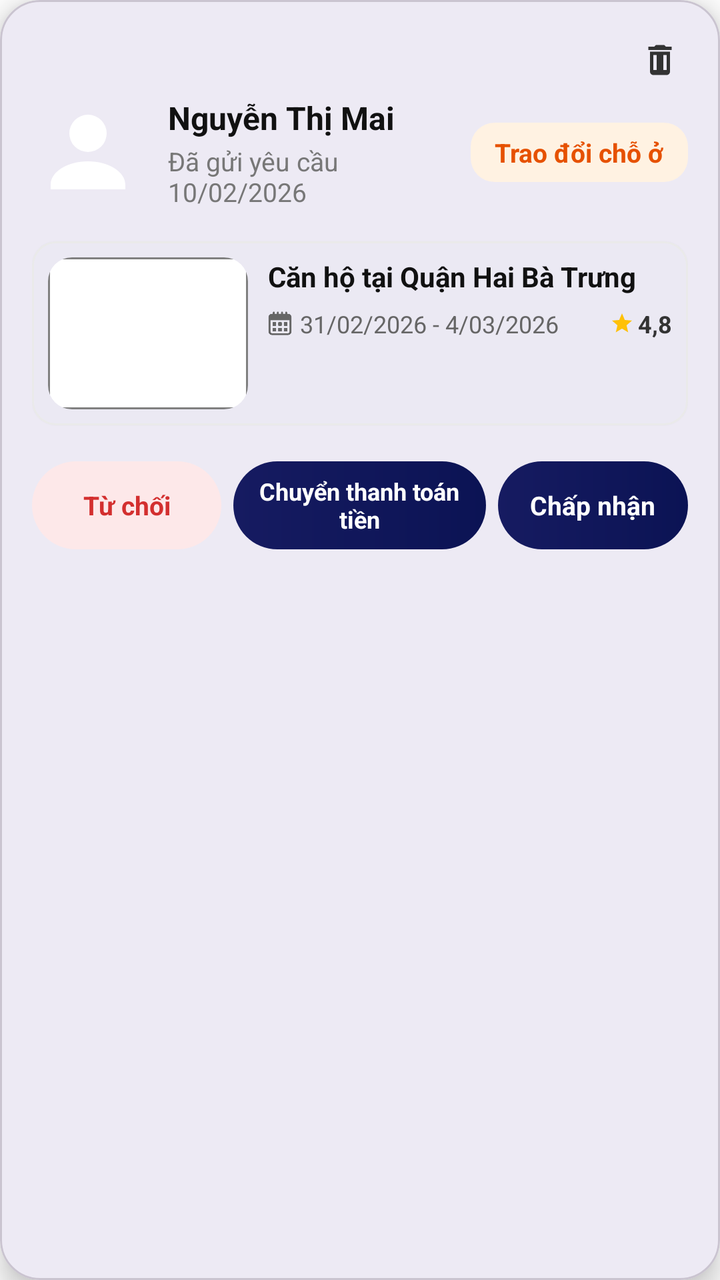
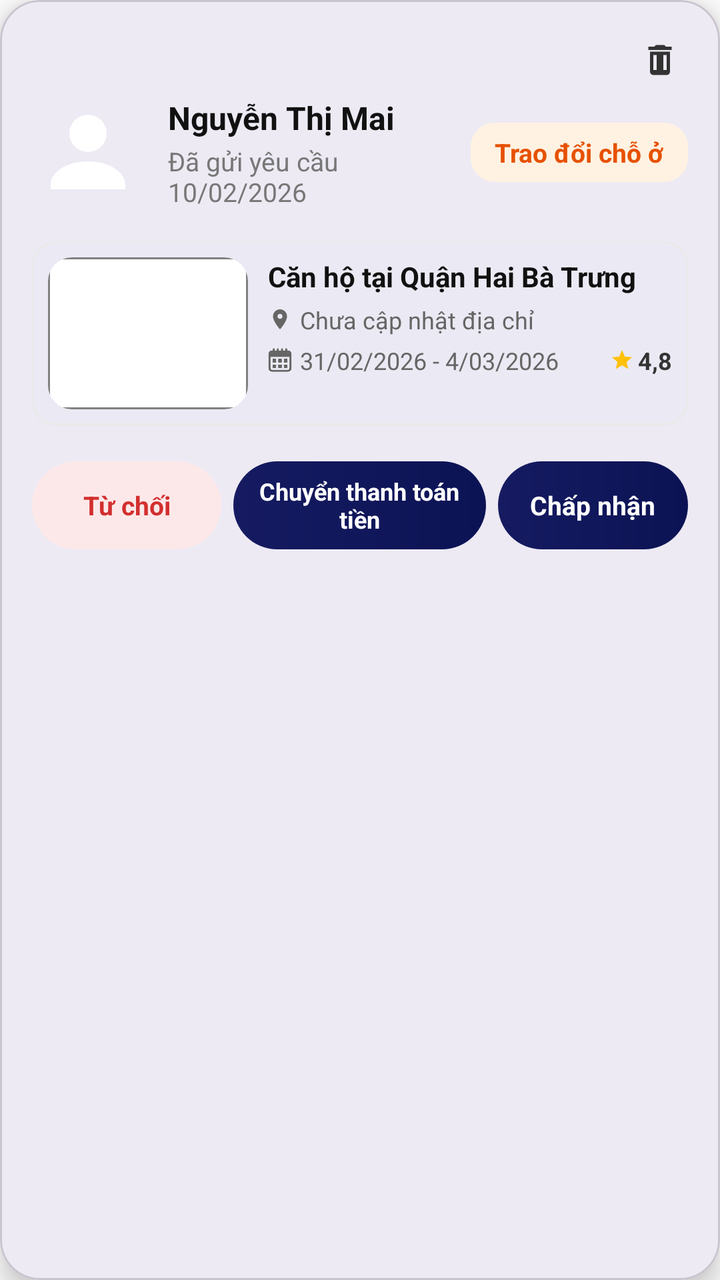

Compare the two renders of this Android layout. The source of the first and the diff that turns it into the second are given below.
<!-- AndroidManifest.xml: application theme Theme.MobileProject -->
<!-- res/layout/dialog_request_swap_detail.xml -->
<?xml version="1.0" encoding="utf-8"?>
<com.google.android.material.card.MaterialCardView xmlns:android="http://schemas.android.com/apk/res/android"
    xmlns:app="http://schemas.android.com/apk/res-auto"
    xmlns:tools="http://schemas.android.com/tools"
    android:layout_width="match_parent"
    android:layout_height="wrap_content"
    android:layout_margin="20dp"
    app:cardBackgroundColor="#FFFFFF"
    app:cardCornerRadius="20dp"
    app:cardElevation="8dp">

    <LinearLayout
        android:layout_width="match_parent"
        android:layout_height="wrap_content"
        android:orientation="vertical"
        android:padding="16dp">

        
        <RelativeLayout
            android:layout_width="match_parent"
            android:layout_height="wrap_content">

            <ImageView
                android:id="@+id/btnCloseDialog"
                android:layout_width="28dp"
                android:layout_height="28dp"
                android:layout_alignParentEnd="true"
                android:background="?attr/selectableItemBackgroundBorderless"
                android:clickable="true"
                android:contentDescription="Đóng"
                android:focusable="true"
                android:padding="4dp"
                android:src="@drawable/ic_delete"
                app:tint="#333333" />

        </RelativeLayout>

        
        <RelativeLayout
            android:layout_width="match_parent"
            android:layout_height="wrap_content"
            android:layout_marginTop="4dp">

            <com.google.android.material.imageview.ShapeableImageView
                android:id="@+id/imgDialogAvatar"
                android:layout_width="56dp"
                android:layout_height="56dp"
                android:layout_alignParentStart="true"
                android:scaleType="centerCrop"
                android:src="@drawable/ic_user"
                app:shapeAppearanceOverlay="@style/ShapeAppearance.Material3.Corner.Full" />

            <LinearLayout
                android:layout_width="wrap_content"
                android:layout_height="wrap_content"
                android:layout_centerVertical="true"
                android:layout_marginStart="12dp"
                android:layout_toStartOf="@id/txtBadgeSwap"
                android:layout_toEndOf="@id/imgDialogAvatar"
                android:orientation="vertical">

                <TextView
                    android:id="@+id/txtDialogSenderName"
                    android:layout_width="wrap_content"
                    android:layout_height="wrap_content"
                    android:text="Nguyễn Thị Mai"
                    android:textColor="#111111"
                    android:textSize="16sp"
                    android:textStyle="bold" />

                <TextView
                    android:id="@+id/txtDialogRequestDate"
                    android:layout_width="wrap_content"
                    android:layout_height="wrap_content"
                    android:layout_marginTop="2dp"
                    android:text="Đã gửi yêu cầu 10/02/2026"
                    android:textColor="#777777"
                    android:textSize="13sp" />

            </LinearLayout>

            <TextView
                android:id="@+id/txtBadgeSwap"
                android:layout_width="wrap_content"
                android:layout_height="wrap_content"
                android:layout_alignParentEnd="true"
                android:layout_centerVertical="true"
                android:background="@drawable/bg_badge_swap"
                android:paddingHorizontal="12dp"
                android:paddingVertical="6dp"
                android:text="Trao đổi chỗ ở"
                android:textColor="#E65100"
                android:textSize="13sp"
                android:textStyle="bold" />

        </RelativeLayout>

        
        <com.google.android.material.card.MaterialCardView
            android:layout_width="match_parent"
            android:layout_height="wrap_content"
            android:layout_marginTop="16dp"
            app:cardBackgroundColor="#FFFFFF"
            app:cardCornerRadius="12dp"
            app:cardElevation="1dp"
            app:strokeColor="#EAEAEA"
            app:strokeWidth="1dp">

            <LinearLayout
                android:layout_width="match_parent"
                android:layout_height="wrap_content"
                android:orientation="horizontal"
                android:padding="8dp">

                
                <RelativeLayout
                    android:layout_width="100dp"
                    android:layout_height="76dp">

                    <com.google.android.material.imageview.ShapeableImageView
                        android:id="@+id/imgProposedPost"
                        android:layout_width="match_parent"
                        android:layout_height="match_parent"
                        android:scaleType="centerCrop"
                        android:src="@drawable/bg_blank_canvas"
                        app:shapeAppearanceOverlay="@style/ShapeAppearance.Material3.Corner.Medium" />

                    <ImageView
                        android:layout_width="20dp"
                        android:layout_height="20dp"
                        android:layout_alignParentTop="true"
                        android:layout_alignParentEnd="true"
                        android:layout_margin="4dp"
                        android:src="@drawable/ic_heart_outline"
                        app:tint="#FFFFFF"
                        tools:ignore="ContentDescription" />

                </RelativeLayout>

                
                <LinearLayout
                    android:layout_width="0dp"
                    android:layout_height="wrap_content"
                    android:layout_marginStart="10dp"
                    android:layout_weight="1"
                    android:orientation="vertical">

                    <TextView
                        android:id="@+id/txtProposedTitle"
                        android:layout_width="match_parent"
                        android:layout_height="wrap_content"
                        android:ellipsize="end"
                        android:maxLines="2"
                        android:text="Căn hộ tại Quận Hai Bà Trưng"
                        android:textColor="#111111"
                        android:textSize="14sp"
                        android:textStyle="bold" />

                    <LinearLayout
                        android:layout_width="match_parent"
                        android:layout_height="wrap_content"
                        android:layout_marginTop="6dp"
                        android:gravity="center_vertical"
                        android:orientation="horizontal">

                        <ImageView
                            android:layout_width="12dp"
                            android:layout_height="12dp"
                            android:src="@drawable/ic_calendar"
                            app:tint="#666666"
                            tools:ignore="ContentDescription" />

                        <TextView
                            android:id="@+id/txtProposedDates"
                            android:layout_width="wrap_content"
                            android:layout_height="wrap_content"
                            android:layout_marginStart="4dp"
                            android:text="31/02/2026 - 4/03/2026"
                            android:textColor="#666666"
                            android:textSize="12sp" />

                        <View
                            android:layout_width="0dp"
                            android:layout_height="0dp"
                            android:layout_weight="1" />

                        <ImageView
                            android:layout_width="12dp"
                            android:layout_height="12dp"
                            android:src="@drawable/ic_star_yellow"
                            tools:ignore="ContentDescription" />

                        <TextView
                            android:id="@+id/txtProposedRating"
                            android:layout_width="wrap_content"
                            android:layout_height="wrap_content"
                            android:layout_marginStart="2dp"
                            android:text="4,8"
                            android:textColor="#333333"
                            android:textSize="12sp"
                            android:textStyle="bold" />

                    </LinearLayout>

                </LinearLayout>

            </LinearLayout>

        </com.google.android.material.card.MaterialCardView>

        
        <LinearLayout
            android:layout_width="match_parent"
            android:layout_height="44dp"
            android:layout_marginTop="18dp"
            android:orientation="horizontal"
            android:weightSum="3">

            
            <TextView
                android:id="@+id/btnDialogReject"
                android:layout_width="0dp"
                android:layout_height="match_parent"
                android:layout_marginEnd="4dp"
                android:layout_weight="0.9"
                android:background="@drawable/bg_btn_light_red"
                android:clickable="true"
                android:focusable="true"
                android:gravity="center"
                android:text="Từ chối"
                android:textColor="#D32F2F"
                android:textSize="13sp"
                android:textStyle="bold" />

            
            <TextView
                android:id="@+id/btnDialogSwitchMoney"
                android:layout_width="0dp"
                android:layout_height="match_parent"
                android:layout_marginHorizontal="2dp"
                android:layout_weight="1.2"
                android:background="@drawable/bg_btn_primary_blue"
                android:clickable="true"
                android:focusable="true"
                android:gravity="center"
                android:paddingHorizontal="4dp"
                android:text="Chuyển thanh toán tiền"
                android:textColor="#FFFFFF"
                android:textSize="12sp"
                android:textStyle="bold" />

            
            <TextView
                android:id="@+id/btnDialogAccept"
                android:layout_width="0dp"
                android:layout_height="match_parent"
                android:layout_marginStart="4dp"
                android:layout_weight="0.9"
                android:background="@drawable/bg_btn_primary_blue"
                android:clickable="true"
                android:focusable="true"
                android:gravity="center"
                android:text="Chấp nhận"
                android:textColor="#FFFFFF"
                android:textSize="13sp"
                android:textStyle="bold" />

        </LinearLayout>

    </LinearLayout>

</com.google.android.material.card.MaterialCardView>
<!-- resources referenced by this layout -->
<resources>
  <!-- drawable bg_badge_swap (drawable) -->
  <?xml version="1.0" encoding="utf-8"?>
  <shape xmlns:android="http://schemas.android.com/apk/res/android"
      android:shape="rectangle">
      <solid android:color="#FFF2E2" />
      <corners android:radius="12dp" />
  </shape>
  <!-- drawable bg_blank_canvas (drawable) -->
  <?xml version="1.0" encoding="utf-8"?>
  <shape xmlns:android="http://schemas.android.com/apk/res/android"
      android:shape="rectangle">
  
      
      <solid android:color="#FFFFFF" />
  
      
      <stroke
          android:width="1dp"
          android:color="#808080" />
  
      
      <corners android:radius="4dp" />
  
      
      <padding
          android:left="8dp"
          android:top="8dp"
          android:right="8dp"
          android:bottom="8dp" />
  
  </shape>
  <!-- drawable bg_btn_light_red (drawable) -->
  <?xml version="1.0" encoding="utf-8"?>
  <shape xmlns:android="http://schemas.android.com/apk/res/android"
      android:shape="rectangle">
      <solid android:color="#FDE8E9" />
      <corners android:radius="22dp" />
  </shape>
  <!-- drawable bg_btn_primary_blue (drawable) -->
  <?xml version="1.0" encoding="utf-8"?>
  <shape xmlns:android="http://schemas.android.com/apk/res/android"
      android:shape="rectangle">
      <gradient
          android:angle="0"
          android:endColor="#0B1354"
          android:startColor="#161B61" />
      <corners android:radius="22dp" />
  </shape>
  <!-- drawable ic_delete (drawable) -->
  <vector xmlns:android="http://schemas.android.com/apk/res/android"
      android:width="24dp"
      android:height="24dp"
      android:viewportWidth="24"
      android:viewportHeight="24">
      <path
          android:fillColor="#FF000000"
          android:pathData="M6,19c0,1.1 0.9,2 2,2h8c1.1,0 2,-0.9 2,-2V7H6v12zM19,4h-3.5l-1,-1h-5l-1,1H5v2h14V4zM8,9h2v9H8zM14,9h2v9h-2z" />
  </vector>
  <!-- drawable ic_star_yellow (drawable) -->
  <?xml version="1.0" encoding="utf-8"?>
  <vector xmlns:android="http://schemas.android.com/apk/res/android" android:width="18dp" android:height="18dp" android:viewportWidth="24" android:viewportHeight="24">
      <path android:fillColor="#FFC107" android:pathData="M12,17.27L18.18,21l-1.64,-7.03L22,9.24l-7.19,-0.61L12,2L9.19,8.63L2,9.24l5.46,4.73L5.82,21z"/>
  </vector>
  <!-- drawable ic_user (drawable) -->
  <?xml version="1.0" encoding="utf-8"?>
  <vector xmlns:android="http://schemas.android.com/apk/res/android"
      android:width="24dp"
      android:height="24dp"
      android:viewportWidth="24"
      android:viewportHeight="24">
  
      <path
          android:fillColor="#FFFFFF"
          android:pathData="M12,12a4,4 0,1 0,0 -8,4 4,0 0,0 0,8zM12,14c-4.42,0 -8,2.24 -8,5v1h16v-1c0,-2.76 -3.58,-5 -8,-5z" />
  
  </vector>
  <style name="Theme.MobileProject" parent="Base.Theme.MobileProject" />
  <style name="Base.Theme.MobileProject" parent="Theme.Material3.Light.NoActionBar">
          <item name="android:windowLightStatusBar">true</item>
          <item name="android:windowBackground">#FFFFFF</item>
          <item name="colorSurface">#FFFFFF</item>
      </style>
  <!-- unchanged entries left out for length: 2 -->
</resources>

<!-- the commit's change to res/layout/dialog_request_swap_detail.xml (unified diff, before → after) -->
@@ -156,10 +156,40 @@
                         android:textSize="14sp"
                         android:textStyle="bold" />
 
+                    
+                    <LinearLayout
+                        android:id="@+id/layoutProposedAddress"
+                        android:layout_width="match_parent"
+                        android:layout_height="wrap_content"
+                        android:layout_marginTop="4dp"
+                        android:gravity="center_vertical"
+                        android:orientation="horizontal">
+
+                        <ImageView
+                            android:layout_width="12dp"
+                            android:layout_height="12dp"
+                            android:src="@drawable/ic_location_pin"
+                            app:tint="#666666"
+                            tools:ignore="ContentDescription" />
+
+                        <TextView
+                            android:id="@+id/txtProposedAddress"
+                            android:layout_width="match_parent"
+                            android:layout_height="wrap_content"
+                            android:layout_marginStart="4dp"
+                            android:ellipsize="end"
+                            android:maxLines="1"
+                            android:text="Chưa cập nhật địa chỉ"
+                            android:textColor="#666666"
+                            android:textSize="12sp" />
+
+                    </LinearLayout>
+
+                    
                     <LinearLayout
                         android:layout_width="match_parent"
                         android:layout_height="wrap_content"
-                        android:layout_marginTop="6dp"
+                        android:layout_marginTop="4dp"
                         android:gravity="center_vertical"
                         android:orientation="horizontal">
 
@@ -172,21 +202,20 @@
 
                         <TextView
                             android:id="@+id/txtProposedDates"
-                            android:layout_width="wrap_content"
+                            android:layout_width="0dp"
                             android:layout_height="wrap_content"
                             android:layout_marginStart="4dp"
+                            android:layout_weight="1"
+                            android:ellipsize="end"
+                            android:maxLines="1"
                             android:text="31/02/2026 - 4/03/2026"
                             android:textColor="#666666"
                             android:textSize="12sp" />
 
-                        <View
-                            android:layout_width="0dp"
-                            android:layout_height="0dp"
-                            android:layout_weight="1" />
-
                         <ImageView
                             android:layout_width="12dp"
                             android:layout_height="12dp"
+                            android:layout_marginStart="4dp"
                             android:src="@drawable/ic_star_yellow"
                             tools:ignore="ContentDescription" />
 
<!-- resource entries referenced after the edit -->
@@ -58,6 +58,16 @@
           android:fillColor="#FF000000"
           android:pathData="M6,19c0,1.1 0.9,2 2,2h8c1.1,0 2,-0.9 2,-2V7H6v12zM19,4h-3.5l-1,-1h-5l-1,1H5v2h14V4zM8,9h2v9H8zM14,9h2v9h-2z" />
   </vector>
+  <!-- drawable ic_location_pin (drawable) -->
+  <vector xmlns:android="http://schemas.android.com/apk/res/android"
+      android:width="24dp"
+      android:height="24dp"
+      android:viewportWidth="24"
+      android:viewportHeight="24">
+      <path
+          android:fillColor="#000000"
+          android:pathData="M12,2C8.13,2 5,5.13 5,9c0,5.25 7,13 7,13s7,-7.75 7,-13c0,-3.87 -3.13,-7 -7,-7zM12,11.5c-1.38,0 -2.5,-1.12 -2.5,-2.5s1.12,-2.5 2.5,-2.5 2.5,1.12 2.5,2.5 -1.12,2.5 -2.5,2.5z"/>
+  </vector>
   <!-- drawable ic_star_yellow (drawable) -->
   <?xml version="1.0" encoding="utf-8"?>
   <vector xmlns:android="http://schemas.android.com/apk/res/android" android:width="18dp" android:height="18dp" android:viewportWidth="24" android:viewportHeight="24">
